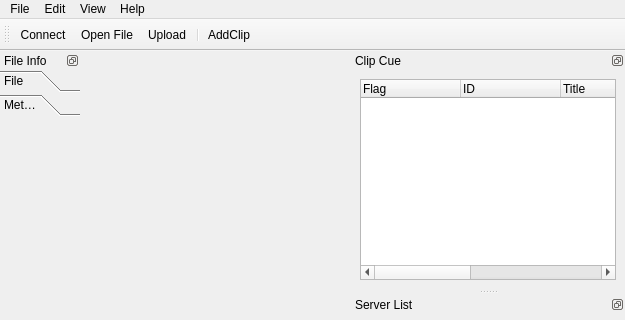
Old version of the form resources/mainwindow_docks.ui in the repository jiakeliu/Cobra; both pictures show x 0 to 625 and y 0 to 320 of the 625 by 1089 pixel window.
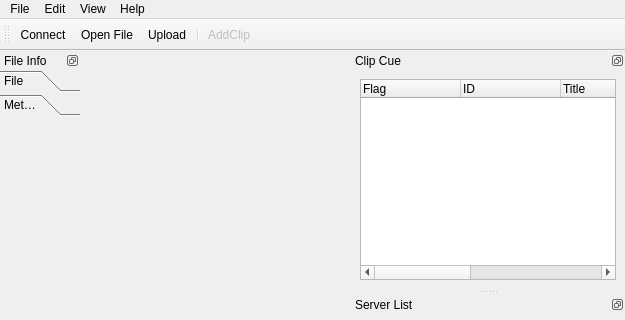
New version of the form. Icons and pictures are not drawn. Custom widgets are drawn as their Qt base class.

Diff of the .ui file:
```diff
--- a/resources/mainwindow_docks.ui
+++ b/resources/mainwindow_docks.ui
@@ -859,6 +859,12 @@
    </property>
   </action>
   <action name="actionAddClip">
+   <property name="checkable">
+    <bool>false</bool>
+   </property>
+   <property name="enabled">
+    <bool>false</bool>
+   </property>
    <property name="text">
     <string>AddClip</string>
    </property>
```
